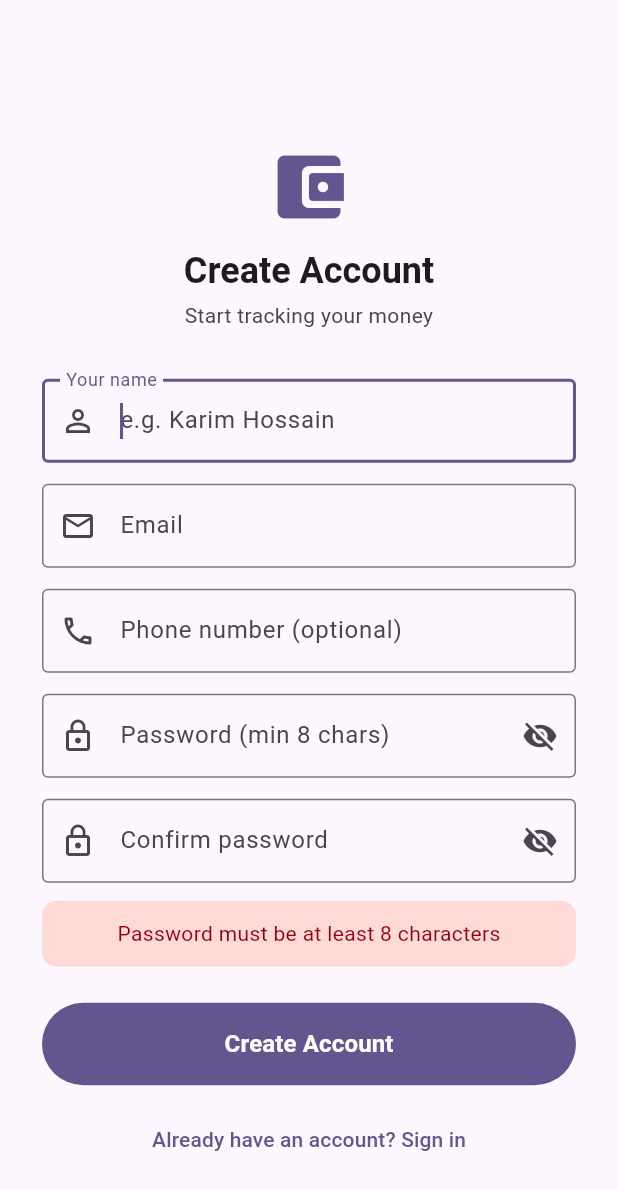
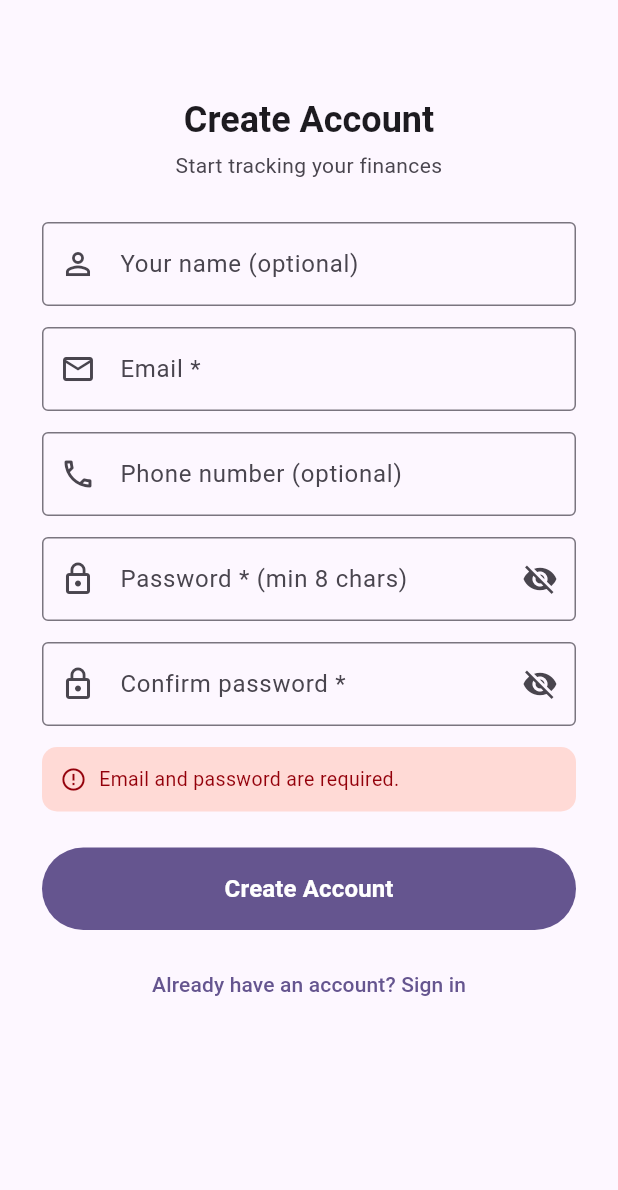
Before and after one commit to asadlive84/expense-tracker, a Flutter app: the RegisterScreen screen opened by its route, after a tap on "Create Account", on a phone screen of 412 x 824 dp. Shown: the top 1190 px of the screen. Run offline on Flutter 3.47's test engine with Material 3 defaults, Android fonts, the phone set to English and light mode, and no system bars; our stand-ins replace connectivity_plus, dio, fl_chart, flutter_local_notifications, flutter_riverpod, flutter_secure_storage and 5 more; accounts and stored records are empty.

Commit message:
fix mobile app issue

```diff
--- a/mobile_app/lib/features/auth/screens/register_screen.dart
+++ b/mobile_app/lib/features/auth/screens/register_screen.dart
@@ -1,4 +1,6 @@
+import 'package:expense_tracker_app/core/api/app_error.dart';
 import 'package:expense_tracker_app/features/auth/providers/auth_controller.dart';
+import 'package:dio/dio.dart';
 import 'package:flutter/material.dart';
 import 'package:flutter_riverpod/flutter_riverpod.dart';
 import 'package:go_router/go_router.dart';
@@ -11,81 +13,107 @@ class RegisterScreen extends ConsumerStatefulWidget {
 }
 
 class _RegisterScreenState extends ConsumerState<RegisterScreen> {
-  final _nameController = TextEditingController();
-  final _phoneController = TextEditingController();
-  final _emailController = TextEditingController();
-  final _passwordController = TextEditingController();
-  final _confirmController = TextEditingController();
-  bool _isLoading = false;
+  final _nameCtrl     = TextEditingController();
+  final _emailCtrl    = TextEditingController();
+  final _phoneCtrl    = TextEditingController();
+  final _passwordCtrl = TextEditingController();
+  final _confirmCtrl  = TextEditingController();
+
+  final _emailFocus    = FocusNode();
+  final _phoneFocus    = FocusNode();
+  final _passwordFocus = FocusNode();
+  final _confirmFocus  = FocusNode();
+
+  bool _loading = false;
   bool _obscure = true;
   String? _error;
 
   @override
   void dispose() {
-    _nameController.dispose();
-    _phoneController.dispose();
-    _emailController.dispose();
-    _passwordController.dispose();
-    _confirmController.dispose();
+    _nameCtrl.dispose(); _emailCtrl.dispose(); _phoneCtrl.dispose();
+    _passwordCtrl.dispose(); _confirmCtrl.dispose();
+    _emailFocus.dispose(); _phoneFocus.dispose();
+    _passwordFocus.dispose(); _confirmFocus.dispose();
     super.dispose();
   }
 
   Future<void> _register() async {
-    if (_passwordController.text != _confirmController.text) {
-      setState(() => _error = 'Passwords do not match');
+    final name     = _nameCtrl.text.trim();
+    final email    = _emailCtrl.text.trim();
+    final phone    = _phoneCtrl.text.trim();
+    final password = _passwordCtrl.text;
+    final confirm  = _confirmCtrl.text;
+
+    if (email.isEmpty || password.isEmpty) {
+      setState(() => _error = 'Email and password are required.');
       return;
     }
-    if (_passwordController.text.length < 8) {
-      setState(() => _error = 'Password must be at least 8 characters');
+    if (password.length < 8) {
+      setState(() => _error = 'Password must be at least 8 characters.');
       return;
     }
-    setState(() { _isLoading = true; _error = null; });
+    if (password != confirm) {
+      setState(() => _error = 'Passwords do not match.');
+      return;
+    }
+
+    setState(() { _loading = true; _error = null; });
+
     try {
       await ref.read(authControllerProvider.notifier).register(
-        _emailController.text.trim(),
-        _passwordController.text,
-        name: _nameController.text.trim(),
+        email, password,
+        name: name.isEmpty ? null : name,
+        phone: phone.isEmpty ? null : phone,
       );
-    } catch (e) {
-      setState(() => _error = 'Registration failed. Email may already be in use.');
+      // GoRouter redirect fires automatically when AuthState → Authenticated
+    } on DioException catch (e) {
+      setState(() => _error = _friendlyError(e));
+    } catch (_) {
+      setState(() => _error = 'Registration failed. Please try again.');
     } finally {
-      if (mounted) setState(() => _isLoading = false);
+      if (mounted) setState(() => _loading = false);
     }
+  }
+
+  String _friendlyError(DioException e) {
+    final appErr = e.error;
+    if (appErr is ConflictError) return 'This email is already registered. Please sign in.';
+    if (appErr is NetworkError)  return 'Cannot reach the server. Check your connection.';
+    if (appErr is ServerError)   return 'Server error. Please try again later.';
+    return 'Registration failed. Please try again.';
   }
 
   @override
   Widget build(BuildContext context) {
     final cs = Theme.of(context).colorScheme;
+
     return Scaffold(
       appBar: AppBar(backgroundColor: Colors.transparent, elevation: 0),
-      body: Center(
+      body: SafeArea(
         child: SingleChildScrollView(
-          padding: const EdgeInsets.symmetric(horizontal: 28, vertical: 16),
+          padding: const EdgeInsets.symmetric(horizontal: 28, vertical: 8),
           child: Column(
             crossAxisAlignment: CrossAxisAlignment.stretch,
             children: [
-              // Icon
-              Icon(Icons.account_balance_wallet_rounded,
-                size: 56, color: cs.primary),
-              const SizedBox(height: 12),
               Text('Create Account',
-                style: Theme.of(context).textTheme.headlineSmall?.copyWith(
-                  fontWeight: FontWeight.bold),
-                textAlign: TextAlign.center),
+                  style: Theme.of(context).textTheme.headlineSmall
+                      ?.copyWith(fontWeight: FontWeight.bold),
+                  textAlign: TextAlign.center),
               const SizedBox(height: 4),
-              Text('Start tracking your money',
-                style: Theme.of(context).textTheme.bodyMedium?.copyWith(
-                  color: cs.onSurfaceVariant),
-                textAlign: TextAlign.center),
-              const SizedBox(height: 32),
+              Text('Start tracking your finances',
+                  style: Theme.of(context).textTheme.bodyMedium
+                      ?.copyWith(color: cs.onSurfaceVariant),
+                  textAlign: TextAlign.center),
+              const SizedBox(height: 28),
 
               // Name
               TextField(
-                controller: _nameController,
-                autofocus: true,
+                controller: _nameCtrl,
                 textCapitalization: TextCapitalization.words,
+                textInputAction: TextInputAction.next,
+                onSubmitted: (_) => _emailFocus.requestFocus(),
                 decoration: const InputDecoration(
-                  labelText: 'Your name',
+                  labelText: 'Your name (optional)',
                   hintText: 'e.g. Karim Hossain',
                   border: OutlineInputBorder(),
                   prefixIcon: Icon(Icons.person_outline),
@@ -95,23 +123,29 @@ class _RegisterScreenState extends ConsumerState<RegisterScreen> {
 
               // Email
               TextField(
-                controller: _emailController,
+                controller: _emailCtrl,
+                focusNode: _emailFocus,
                 keyboardType: TextInputType.emailAddress,
+                textInputAction: TextInputAction.next,
+                onSubmitted: (_) => _phoneFocus.requestFocus(),
                 decoration: const InputDecoration(
-                  labelText: 'Email',
+                  labelText: 'Email *',
                   border: OutlineInputBorder(),
                   prefixIcon: Icon(Icons.email_outlined),
                 ),
               ),
               const SizedBox(height: 14),
 
-              // Phone
+              // Phone (optional)
               TextField(
-                controller: _phoneController,
+                controller: _phoneCtrl,
+                focusNode: _phoneFocus,
                 keyboardType: TextInputType.phone,
+                textInputAction: TextInputAction.next,
+                onSubmitted: (_) => _passwordFocus.requestFocus(),
                 decoration: const InputDecoration(
                   labelText: 'Phone number (optional)',
-                  hintText: 'e.g. +8801711000000',
+                  hintText: '+8801711000000',
                   border: OutlineInputBorder(),
                   prefixIcon: Icon(Icons.phone_outlined),
                 ),
@@ -120,10 +154,13 @@ class _RegisterScreenState extends ConsumerState<RegisterScreen> {
 
               // Password
               TextField(
-                controller: _passwordController,
+                controller: _passwordCtrl,
+                focusNode: _passwordFocus,
                 obscureText: _obscure,
+                textInputAction: TextInputAction.next,
+                onSubmitted: (_) => _confirmFocus.requestFocus(),
                 decoration: InputDecoration(
-                  labelText: 'Password (min 8 chars)',
+                  labelText: 'Password * (min 8 chars)',
                   border: const OutlineInputBorder(),
                   prefixIcon: const Icon(Icons.lock_outline),
                   suffixIcon: IconButton(
@@ -136,10 +173,13 @@ class _RegisterScreenState extends ConsumerState<RegisterScreen> {
 
               // Confirm password
               TextField(
-                controller: _confirmController,
+                controller: _confirmCtrl,
+                focusNode: _confirmFocus,
                 obscureText: _obscure,
+                textInputAction: TextInputAction.done,
+                onSubmitted: (_) { if (!_loading) _register(); },
                 decoration: InputDecoration(
-                  labelText: 'Confirm password',
+                  labelText: 'Confirm password *',
                   border: const OutlineInputBorder(),
                   prefixIcon: const Icon(Icons.lock_outline),
                   suffixIcon: IconButton(
@@ -147,39 +187,50 @@ class _RegisterScreenState extends ConsumerState<RegisterScreen> {
                     onPressed: () => setState(() => _obscure = !_obscure),
                   ),
                 ),
-                onSubmitted: (_) => _register(),
               ),
 
+              // Error banner
               if (_error != null) ...[
-                const SizedBox(height: 12),
+                const SizedBox(height: 14),
                 Container(
                   padding: const EdgeInsets.all(12),
                   decoration: BoxDecoration(
                     color: cs.errorContainer,
                     borderRadius: BorderRadius.circular(10),
                   ),
-                  child: Text(_error!,
-                    style: TextStyle(color: cs.onErrorContainer),
-                    textAlign: TextAlign.center),
+                  child: Row(
+                    children: [
+                      Icon(Icons.error_outline, size: 18, color: cs.onErrorContainer),
+                      const SizedBox(width: 8),
+                      Expanded(
+                        child: Text(_error!,
+                            style: TextStyle(color: cs.onErrorContainer, fontSize: 13)),
+                      ),
+                    ],
+                  ),
                 ),
               ],
 
               const SizedBox(height: 24),
+
               FilledButton(
-                onPressed: _isLoading ? null : _register,
+                onPressed: _loading ? null : _register,
                 style: FilledButton.styleFrom(
-                  padding: const EdgeInsets.symmetric(vertical: 16)),
-                child: _isLoading
+                    padding: const EdgeInsets.symmetric(vertical: 16)),
+                child: _loading
                     ? const SizedBox(height: 20, width: 20,
                         child: CircularProgressIndicator(strokeWidth: 2, color: Colors.white))
                     : const Text('Create Account',
                         style: TextStyle(fontSize: 16, fontWeight: FontWeight.bold)),
               ),
+
               const SizedBox(height: 12),
+
               TextButton(
                 onPressed: () => context.pop(),
                 child: const Text('Already have an account? Sign in'),
               ),
+              const SizedBox(height: 24),
             ],
           ),
         ),
```
Also changed, not shown: mobile_app/lib/app.dart (+5 -2 lines), mobile_app/lib/features/auth/screens/login_screen.dart (+128 -47 lines).
